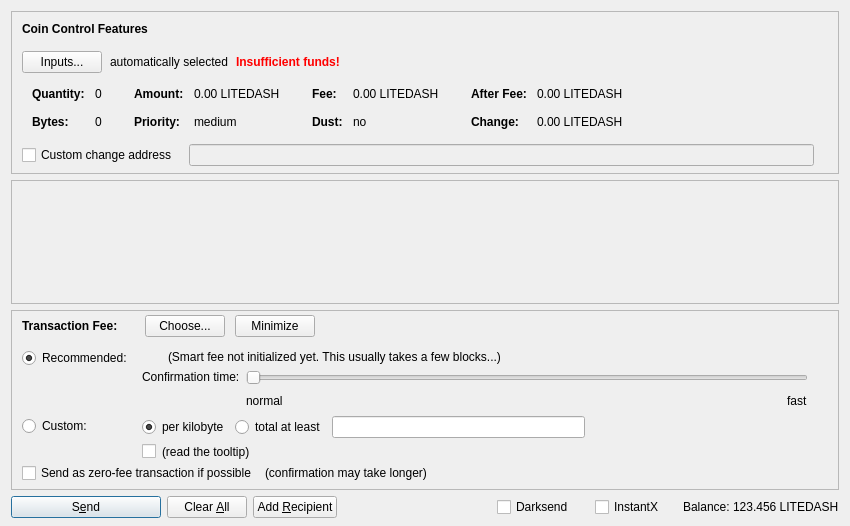
Before: the Qt Designer form src/qt/forms/sendcoinsdialog.ui in FactorBackup/factor-1, drawn with Qt 5.
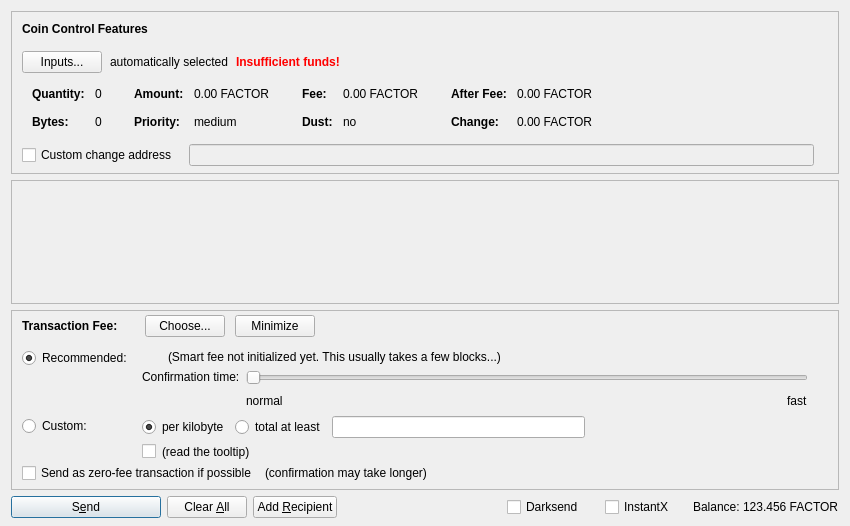
After: the same form once the commit is applied. Icons and pictures are not drawn. Custom widgets are drawn as their Qt base class.

Patch:
```diff
--- a/src/qt/forms/sendcoinsdialog.ui
+++ b/src/qt/forms/sendcoinsdialog.ui
@@ -324,7 +324,7 @@
                   <enum>Qt::ActionsContextMenu</enum>
                  </property>
                  <property name="text">
-                  <string notr="true">0.00 LITEDASH</string>
+                  <string notr="true">0.00 FACTOR</string>
                  </property>
                  <property name="textInteractionFlags">
                   <set>Qt::LinksAccessibleByMouse|Qt::TextSelectableByKeyboard|Qt::TextSelectableByMouse</set>
@@ -404,7 +404,7 @@
                   <enum>Qt::ActionsContextMenu</enum>
                  </property>
                  <property name="text">
-                  <string notr="true">0.00 LITEDASH</string>
+                  <string notr="true">0.00 FACTOR</string>
                  </property>
                  <property name="textInteractionFlags">
                   <set>Qt::LinksAccessibleByMouse|Qt::TextSelectableByKeyboard|Qt::TextSelectableByMouse</set>
@@ -484,7 +484,7 @@
                   <enum>Qt::ActionsContextMenu</enum>
                  </property>
                  <property name="text">
-                  <string notr="true">0.00 LITEDASH</string>
+                  <string notr="true">0.00 FACTOR</string>
                  </property>
                  <property name="textInteractionFlags">
                   <set>Qt::LinksAccessibleByMouse|Qt::TextSelectableByKeyboard|Qt::TextSelectableByMouse</set>
@@ -513,7 +513,7 @@
                   <enum>Qt::ActionsContextMenu</enum>
                  </property>
                  <property name="text">
-                  <string notr="true">0.00 LITEDASH</string>
+                  <string notr="true">0.00 FACTOR</string>
                  </property>
                  <property name="textInteractionFlags">
                   <set>Qt::LinksAccessibleByMouse|Qt::TextSelectableByKeyboard|Qt::TextSelectableByMouse</set>
@@ -1378,7 +1378,7 @@
           <cursorShape>IBeamCursor</cursorShape>
          </property>
          <property name="text">
-          <string notr="true">123.456 LITEDASH</string>
+          <string notr="true">123.456 FACTOR</string>
          </property>
          <property name="textInteractionFlags">
           <set>Qt::LinksAccessibleByMouse|Qt::TextSelectableByKeyboard|Qt::TextSelectableByMouse</set>
```
